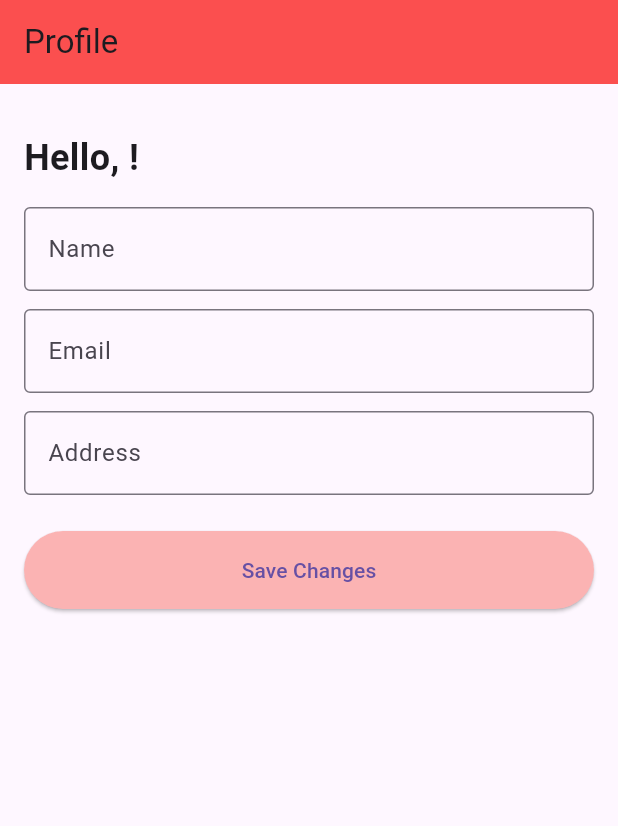
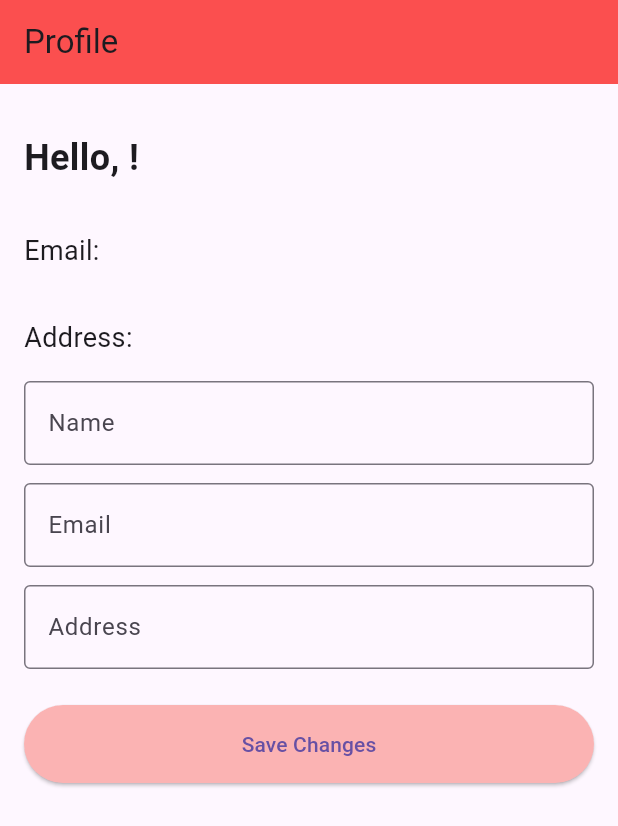
Before and after one commit to MTuffaha/project2, a Flutter app: the ProfilePage screen opened directly, after a tap on "Save Changes", on a phone screen of 412 x 824 dp. Shown: the top 826 px of the screen. Run offline on Flutter 3.47's test engine with Material 3 defaults, Android fonts, the phone set to English and light mode, and no system bars; our stand-ins replace cloud_firestore, firebase_auth, firebase_core; accounts and stored records are empty; network calls fail.

Commit message:
fixing email change
not done yet

```diff
--- a/mobdevproj2/lib/profile.dart
+++ b/mobdevproj2/lib/profile.dart
@@ -35,11 +35,17 @@ class _ProfileFormState extends State<ProfileForm> {
   late String _email = '';
   late String _address = '';
 
+  // Variables to track changes
+  late String _updatedName;
+  late String _updatedAddress;
+
   @override
   void initState() {
     super.initState();
     _formKey = GlobalKey<FormState>();
     _nameController = TextEditingController(text: _name);
+    _updatedName = _name;
+    _updatedAddress = _address;
     // Load user data when the page is initialized
     _loadUserData();
   }
@@ -62,6 +68,8 @@ class _ProfileFormState extends State<ProfileForm> {
         _email = user.email ?? '';
         _address = userData['address'] ?? '';
         _nameController.text = _name; // Update the controller value
+        _updatedName = _name;
+        _updatedAddress = _address;
       });
     }
   }
@@ -73,9 +81,19 @@ class _ProfileFormState extends State<ProfileForm> {
         if (user != null) {
           // Update user data in Firestore
           await _firestore.collection('users').doc(user.uid).set({
-            'name': _nameController.text, // Use the controller value
+            'name': _nameController.text,
             'address': _address,
           }, SetOptions(merge: true));
+
+          // Update user's email for sign-in
+          await user.verifyBeforeUpdateEmail(_email);
+
+          // Update the state variables after form submission
+          setState(() {
+            _updatedName = _nameController.text;
+            _updatedAddress = _address;
+            _email = _email; // Update the email display
+          });
 
           // User data successfully updated
           print('User data updated');
@@ -95,10 +113,30 @@ class _ProfileFormState extends State<ProfileForm> {
         Padding(
           padding: const EdgeInsets.symmetric(vertical: 16.0),
           child: Text(
-            'Hello, $_name!',
+            'Hello, $_updatedName!',
             style: TextStyle(
               fontSize: 24.0,
               fontWeight: FontWeight.bold,
+            ),
+          ),
+        ),
+        // Display user's email
+        Padding(
+          padding: const EdgeInsets.symmetric(vertical: 16.0),
+          child: Text(
+            'Email: $_email',
+            style: TextStyle(
+              fontSize: 18.0,
+            ),
+          ),
+        ),
+        // Display user's address
+        Padding(
+          padding: const EdgeInsets.symmetric(vertical: 16.0),
+          child: Text(
+            'Address: $_updatedAddress',
+            style: TextStyle(
+              fontSize: 18.0,
             ),
           ),
         ),
```
